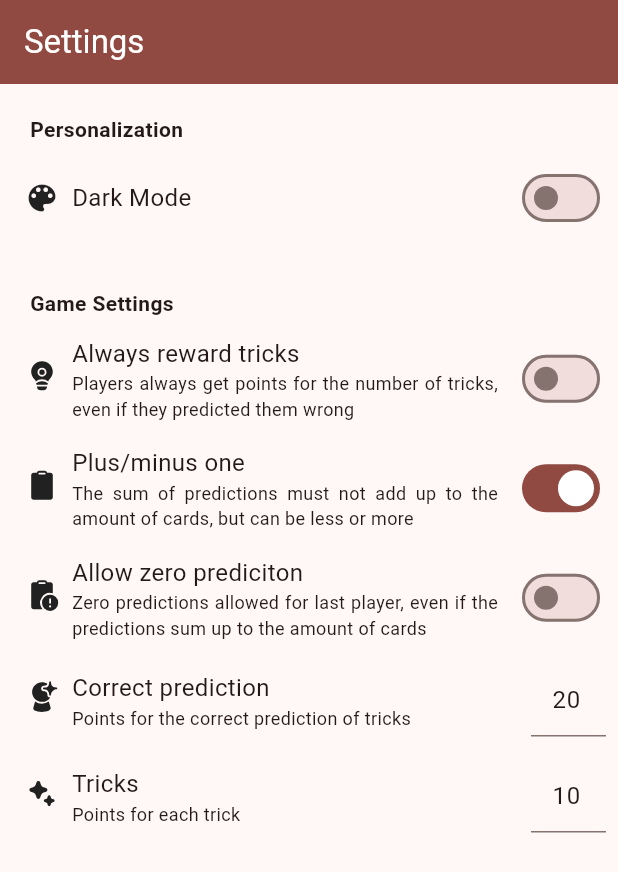
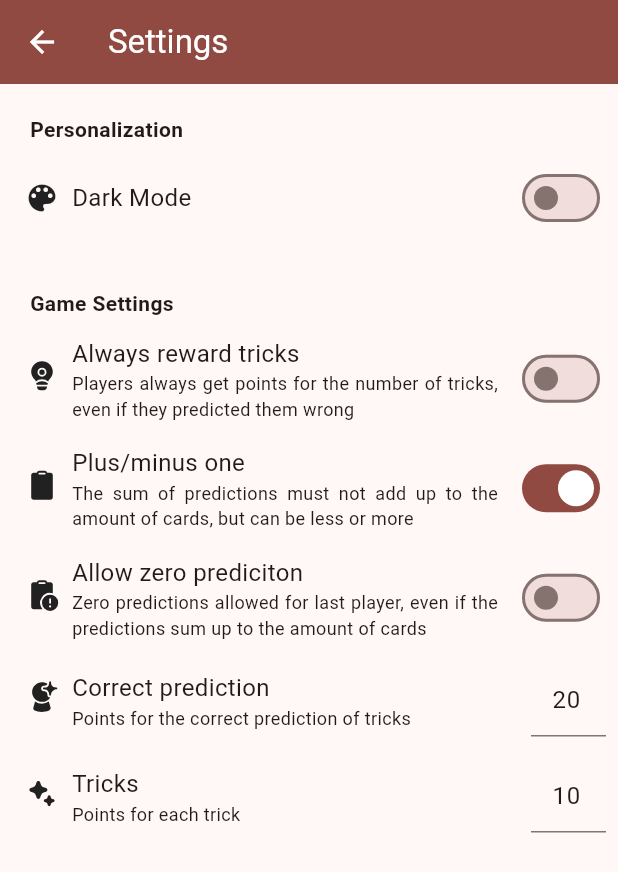
Before and after one commit to BuildmodeOne/wizard_points, a Flutter app: the Scoreboard screen opened directly with empty values, after a tap on the "settings" icon, on a phone screen of 412 x 824 dp. Shown: the top 872 px of the screen. Run offline on Flutter 3.47's test engine with Material 2 defaults, Android fonts, the phone set to English and light mode, and no system bars; our stand-ins replace fluentui_system_icons, localstorage, numberpicker, shared_preferences; accounts and stored records are empty.

Commit message:
settings fix

```diff
--- a/lib/shared/appbar.dart
+++ b/lib/shared/appbar.dart
@@ -42,12 +42,11 @@ AppBar getAppBar(
       ),
       IconButton(
         onPressed: () async {
-          Navigator.pushAndRemoveUntil(
+          Navigator.push(
             context,
             MaterialPageRoute(
               builder: (_) => SettingsScreen(settings: game!.settings),
             ),
-            (_) => false,
           ).then((value) {
             if (action != null) {
               action();
```
